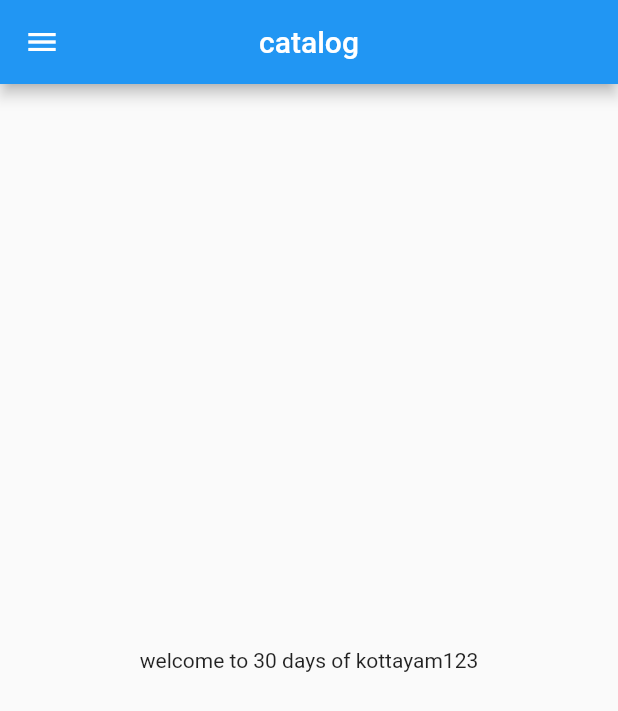
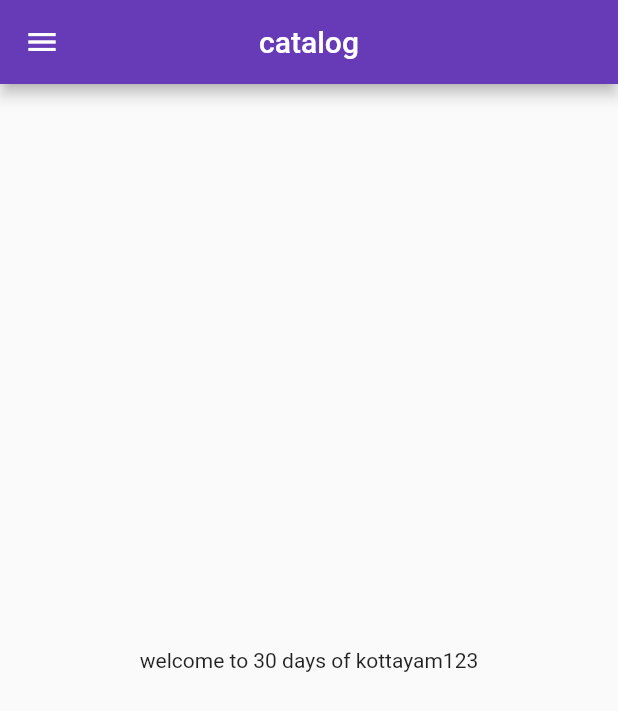
Before and after one commit to Akhil-ps-dev/complete_flutter_catalog_app, a Flutter app: the screen it shows after launch, on a phone screen of 412 x 824 dp. Shown: the top 711 px of the screen. Run offline on Flutter 3.47's test engine with Material 2 defaults, Android fonts, the phone set to English and light mode, and no system bars.

Commit message:
day- 2 complete

```diff
--- a/lib/main.dart
+++ b/lib/main.dart
@@ -1,5 +1,6 @@
 import 'package:flutter/material.dart';
-import 'package:flutter_catalog/home.dart';
+import 'package:flutter_catalog/pages/home.dart';
+import 'package:flutter_catalog/pages/login_page.dart';
 
 void main() {
   runApp(MyApp());
@@ -9,7 +10,15 @@ class MyApp extends StatelessWidget {
   @override
   Widget build(BuildContext context) {
     return MaterialApp(
-      home: HomePage(),
+      debugShowCheckedModeBanner: false,
+      themeMode: ThemeMode.dark,
+      theme: ThemeData(primarySwatch: Colors.deepPurple),
+      initialRoute: "/home",
+      routes: {
+        "/": (context)=> LoginPage(),
+        "/home": (context) => HomePage(),
+
+      },
     );
   }
 }
```
Also changed, not shown: lib/pages/login_page.dart (added, +14 -0 lines), lib/pages/home.dart (renamed from lib/home.dart).
